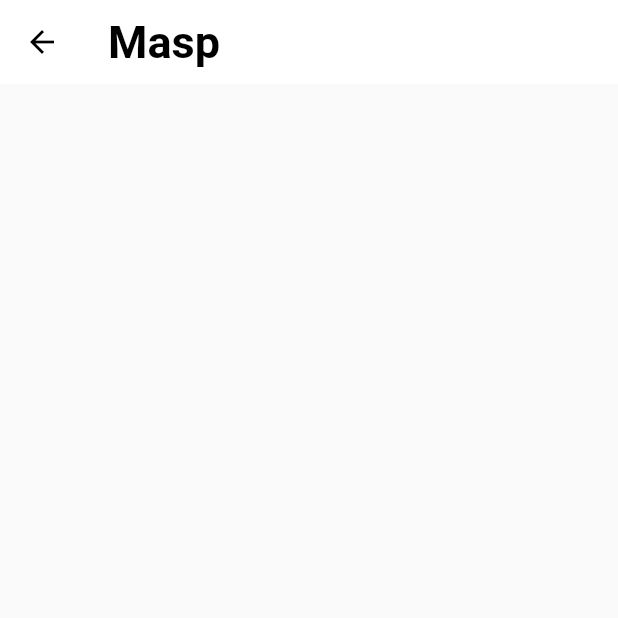
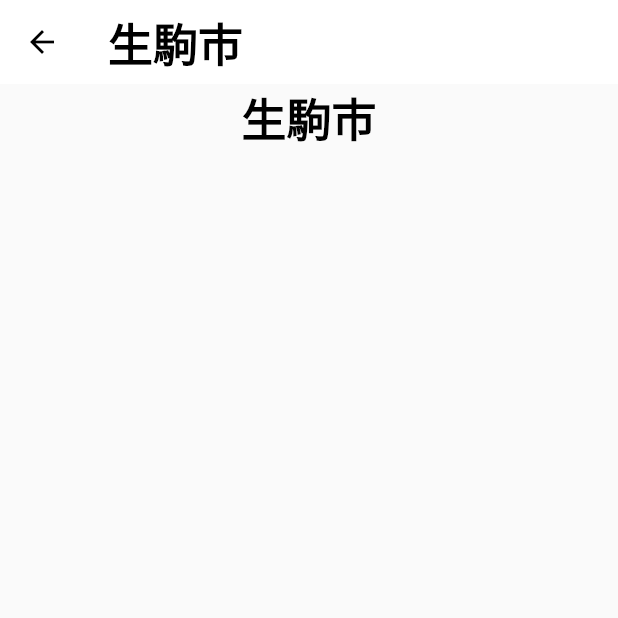
Before and after one commit to s1534/Masp, a Flutter app: the YohouPage screen opened directly, on a phone screen of 412 x 824 dp, the top half of it. Run offline on Flutter 3.47's test engine with Material 2 defaults, Android fonts, the phone set to English and light mode, and no system bars; our stand-ins replace firebase_auth, firebase_core, fl_chart, flutter_datetime_picker, flutter_native_splash, url_launcher_web; missing offline and left inert: firebase_auth_web, firebase_core_web; accounts and stored records are empty.

Commit message:
確認用コミット

```diff
--- a/lib/yohou.dart
+++ b/lib/yohou.dart
@@ -8,20 +8,41 @@ class YohouPage extends StatefulWidget {
 }
 
 class _YohouPageState extends State<YohouPage> {
+  var _city = "生駒市";
   @override
   Widget build(BuildContext context) {
     return Scaffold(
       appBar: AppBar(
         elevation: 0,
         backgroundColor: Colors.white,
-        title: Text("Masp",
-            style: TextStyle(
-                fontSize: 30,
-                fontWeight: FontWeight.bold,
-                color: Colors.black)),
+        title: Text(
+          _city,
+          style: TextStyle(
+            color: Colors.black,
+            fontSize: 30,
+            fontWeight: FontWeight.bold,
+          ),
+        ),
         iconTheme: IconThemeData(color: Colors.black),
       ),
-      body: Column(),
+      body: Center(
+        child: Column(
+          mainAxisAlignment: MainAxisAlignment.start,
+          children: [
+            Container(
+              child: Text(
+                _city,
+                style: TextStyle(
+                  color: Colors.black,
+                  fontSize: 30,
+                  fontWeight: FontWeight.bold,
+                ),
+                textAlign: TextAlign.center,
+              ),
+            ),
+          ],
+        ),
+      ),
     );
   }
 }
```
Also changed, not shown: lib/mainmune.dart (+49 -7 lines).
